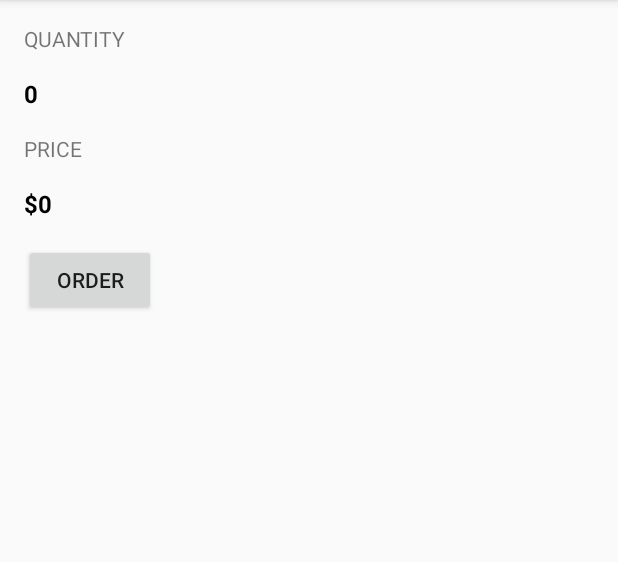
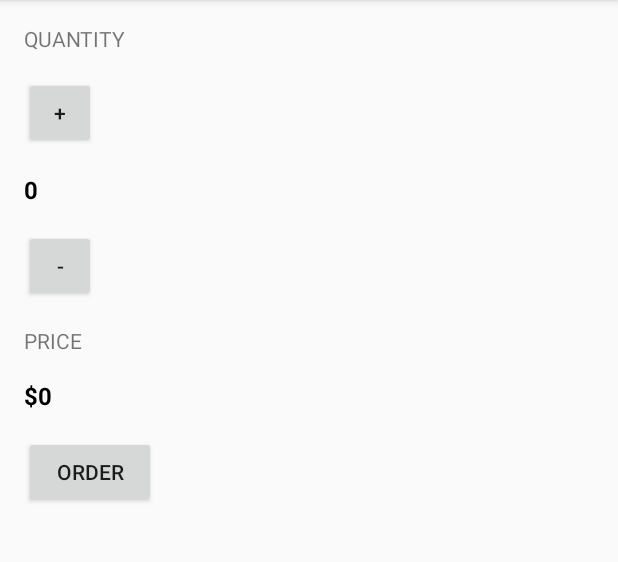
Before and after one commit to ShonenDi/Android-First-Look, an Android app: the screen it shows after launch (MainActivity), on a phone screen of 412 x 824 dp, the part 84-646 px from its top. Run offline under Robolectric (Android 15) with nearby library versions, the phone set to English and light mode, and no system bars.

Commit message:
add 2 buttons "+" and "-"

```diff
--- a/Jast Java/app/src/main/res/layout/activity_main.xml
+++ b/Jast Java/app/src/main/res/layout/activity_main.xml
@@ -15,6 +15,14 @@
         android:text="Quantity"
         android:textAllCaps="true" />
 
+    <Button
+        android:layout_width="48dp"
+        android:layout_height="48dp"
+        android:onClick="increment"
+        android:layout_marginBottom="16dp"
+        android:text="+"
+        android:textAllCaps="true" />
+
     <TextView
         android:id="@+id/quantity_text_view"
         android:layout_width="wrap_content"
@@ -23,6 +31,14 @@
         android:textColor="@android:color/black"
         android:textSize="16sp"
         android:textStyle="bold" />
+
+    <Button
+        android:layout_width="48dp"
+        android:layout_height="48dp"
+        android:onClick="decrement"
+        android:layout_marginTop="16dp"
+        android:text="-"
+        android:textAllCaps="true" />
 
     <TextView
         android:layout_width="wrap_content"
@@ -46,7 +62,6 @@
         android:layout_height="wrap_content"
         android:onClick="submitOrder"
         android:layout_marginTop="16dp"
-
         android:text="order"
         android:textAllCaps="true" />
 </LinearLayout>
```
Also changed, not shown: Jast Java/app/src/main/java/com/example/justjava/MainActivity.java (+17 -1 lines).
